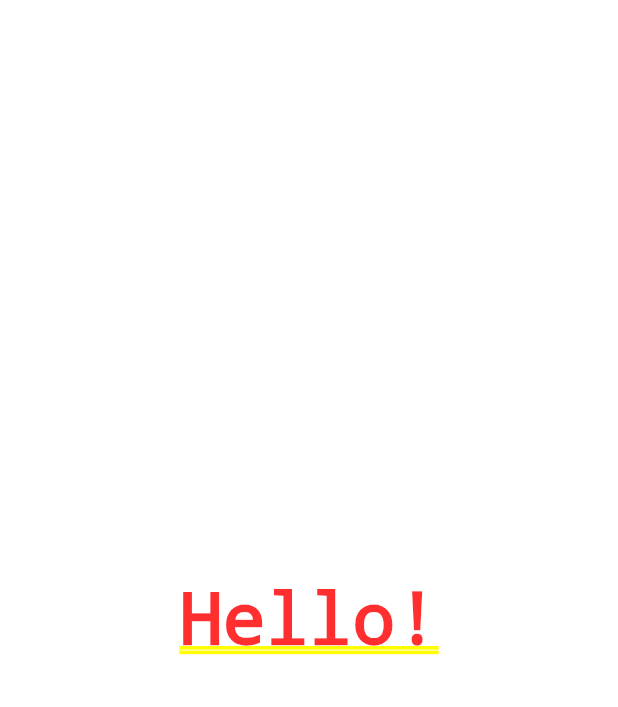
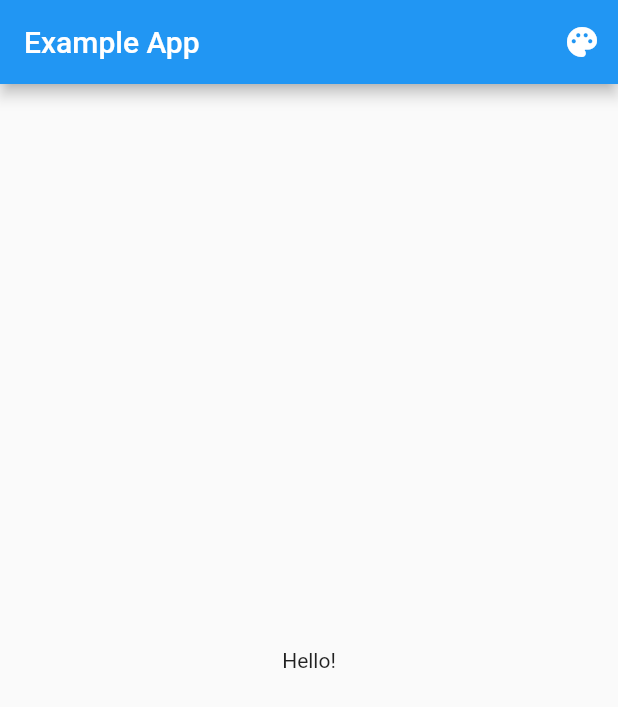
Before and after one commit to samuelematias/theme_i18n_provider, a Flutter app: the screen it shows after launch, on a phone screen of 412 x 824 dp. Shown: the top 707 px of the screen. Run offline on Flutter 3.47's test engine with Material 2 defaults, Android fonts, the light colour scheme and no system bars; our stand-ins replace theme_provider.

Commit message:
feat(theme-mode): implemented theme_mode

```diff
--- a/lib/main.dart
+++ b/lib/main.dart
@@ -1,6 +1,8 @@
 import 'package:flutter/material.dart';
+import 'package:flutter/scheduler.dart';
+import 'package:theme_provider/theme_provider.dart';
 
-import 'pages/home_page.dart';
+import 'src/pages/home_page.dart';
 
 void main() {
   runApp(MyApp());
@@ -9,9 +11,43 @@ void main() {
 class MyApp extends StatelessWidget {
   @override
   Widget build(BuildContext context) {
-    return MaterialApp(
-      title: 'Flutter Demo',
-      home: HomePage(),
+    return ThemeProvider(
+      saveThemesOnChange: true, // Auto save any theme change we do
+      loadThemeOnInit:
+          false, // Do not load the saved theme(use onInitCallback callback)
+      onInitCallback: (controller, previouslySavedThemeFuture) async {
+        String savedTheme = await previouslySavedThemeFuture;
+
+        if (savedTheme != null) {
+          // If previous theme saved, use saved theme
+          controller.setTheme(savedTheme);
+        } else {
+          // If previous theme not found, use platform default
+          Brightness platformBrightness =
+              SchedulerBinding.instance.window.platformBrightness;
+          if (platformBrightness == Brightness.dark) {
+            controller.setTheme('dark');
+          } else {
+            controller.setTheme('light');
+          }
+          // Forget the saved theme(which were saved just now by previous lines)
+          controller.forgetSavedTheme();
+        }
+      },
+      themes: <AppTheme>[
+        AppTheme.light(id: 'light'),
+        AppTheme.dark(id: 'dark'),
+      ],
+      child: ThemeConsumer(
+        child: Builder(
+          builder: (themeContext) => MaterialApp(
+            debugShowCheckedModeBanner: false,
+            theme: ThemeProvider.themeOf(themeContext).data,
+            title: 'Material App',
+            home: HomePage(),
+          ),
+        ),
+      ),
     );
   }
 }
--- a/lib/pages/home_page.dart
+++ /dev/null
@@ -1,19 +0,0 @@
-import 'package:flutter/material.dart';
-
-class HomePage extends StatefulWidget {
-  @override
-  _HomePageState createState() => _HomePageState();
-}
-
-class _HomePageState extends State<HomePage> {
-  @override
-  Widget build(BuildContext context) {
-    return Column(
-      crossAxisAlignment: CrossAxisAlignment.center,
-      mainAxisAlignment: MainAxisAlignment.center,
-      children: [
-        Text('Hello!'),
-      ],
-    );
-  }
-}
--- /dev/null
+++ b/lib/src/pages/home_page.dart
@@ -0,0 +1,29 @@
+import 'package:flutter/material.dart';
+import 'package:theme_provider/theme_provider.dart';
+
+class HomePage extends StatefulWidget {
+  @override
+  _HomePageState createState() => _HomePageState();
+}
+
+class _HomePageState extends State<HomePage> {
+  @override
+  Widget build(BuildContext context) {
+    return Scaffold(
+      appBar:
+          AppBar(title: Text("Example App"), actions: [CycleThemeIconButton()]),
+      body: Column(
+        crossAxisAlignment: CrossAxisAlignment.center,
+        mainAxisAlignment: MainAxisAlignment.center,
+        children: [
+          Center(
+            child: Text(
+              'Hello!',
+              textAlign: TextAlign.center,
+            ),
+          ),
+        ],
+      ),
+    );
+  }
+}
```
